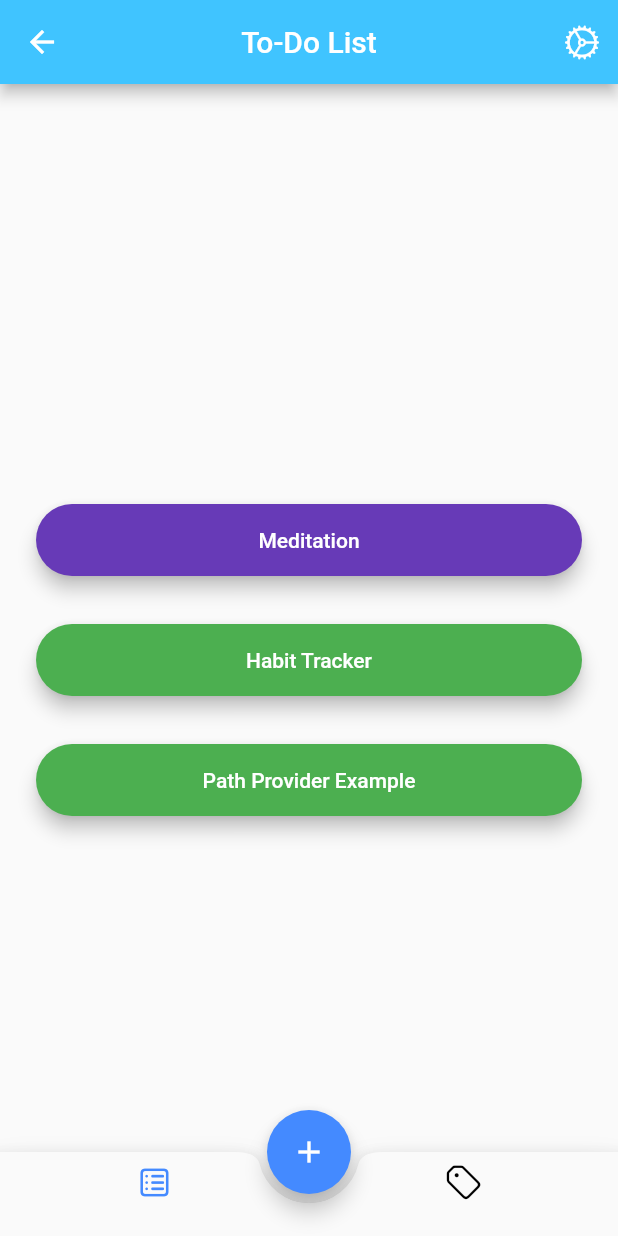
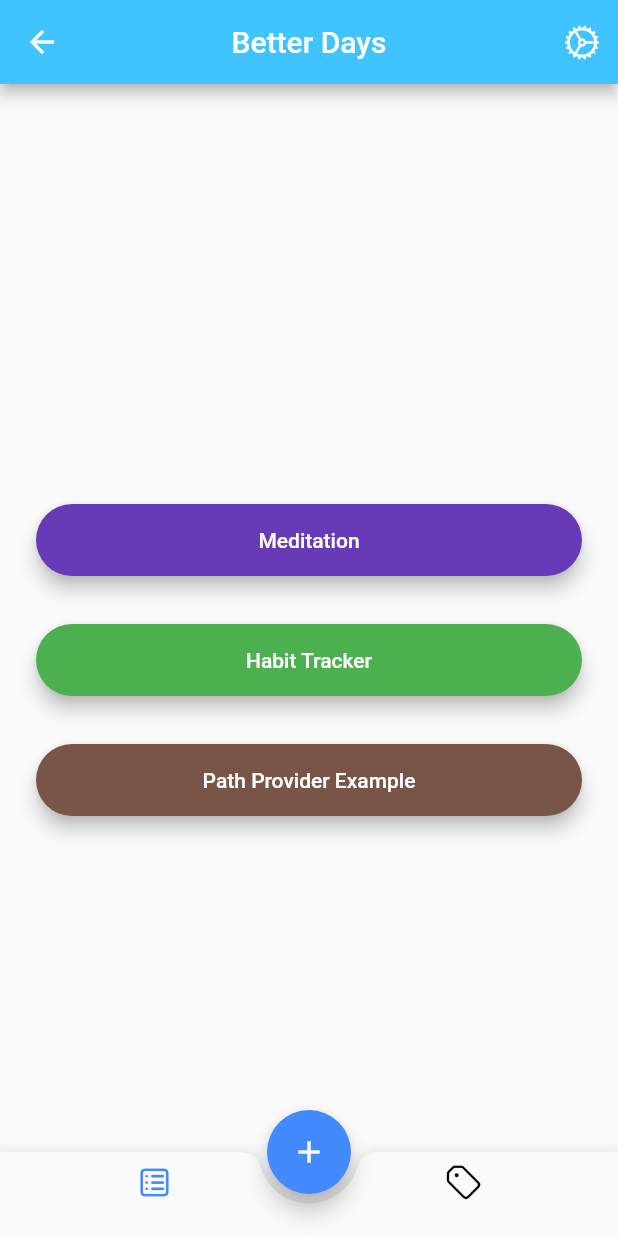
Before and after one commit to Oguzhantekin/3311456_183311060, a Flutter app: the HomeScreen screen opened by its route, swiped to page 2, on a phone screen of 412 x 824 dp. Run offline on Flutter 3.47's test engine with Material 2 defaults, Android fonts, the light colour scheme and no system bars; our stand-ins replace audioplayers, cloud_firestore, dropdown_button2, firebase_auth, firebase_core, flutter_heatmap_calendar and 3 more; missing offline and left inert: chat_gpt_sdk; accounts and stored records are empty.

Commit message:
little changes

```diff
--- a/lib/views/categories.dart
+++ b/lib/views/categories.dart
@@ -31,7 +31,7 @@ class _GroceriesState extends State<Groceries> {
                  Navigator.pushNamed(context, 'habit_screen');
                 }),
             RoundedButton(
-                colour: Colors.green,
+                colour: Colors.brown,
                 title: 'Path Provider Example',
                 onPressed: () {
                   Navigator.pushNamed(context, 'path_example');
--- a/lib/views/home.dart
+++ b/lib/views/home.dart
@@ -21,7 +21,7 @@ class _HomeScreenState extends State<HomeScreen> {
     return Scaffold(
       appBar: AppBar(
         centerTitle: true,
-        title: const Text("To-Do List"),
+        title: const Text("Better Days"),
         backgroundColor: Colors.lightBlueAccent,
         actions: [
           IconButton(
```
